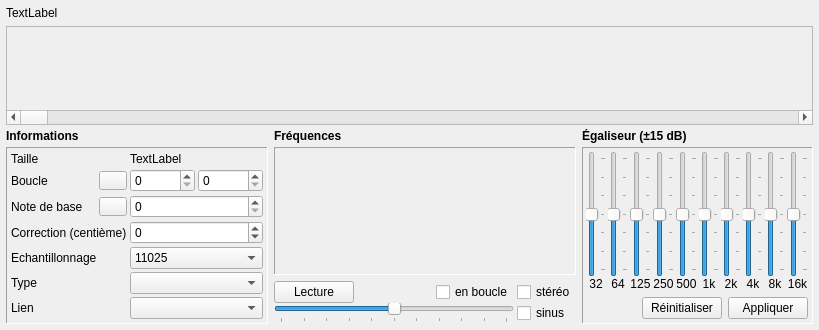
davy7125/polyphone, file trunk/pages/page_smpl.ui: the form before one commit.
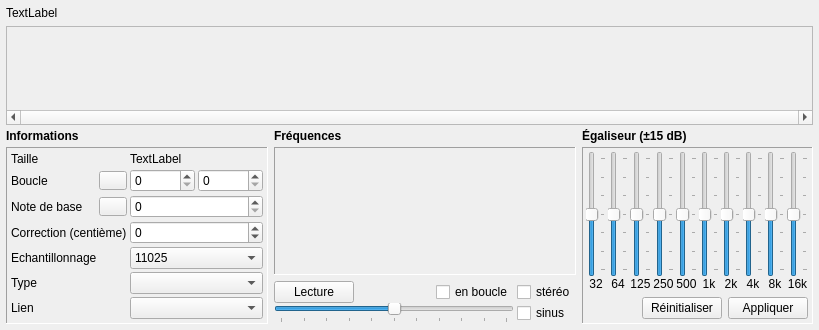
The form after the commit. Icons and pictures are not drawn. Custom widgets are drawn as their Qt base class.

Diff of the .ui file:
```diff
--- a/trunk/pages/page_smpl.ui
+++ b/trunk/pages/page_smpl.ui
@@ -130,7 +130,13 @@
       <item>
        <widget class="QScrollBar" name="sliderGraphe">
         <property name="maximum">
-         <number>1000</number>
+         <number>0</number>
+        </property>
+        <property name="singleStep">
+         <number>200</number>
+        </property>
+        <property name="pageStep">
+         <number>10000</number>
         </property>
         <property name="orientation">
          <enum>Qt::Horizontal</enum>
```
